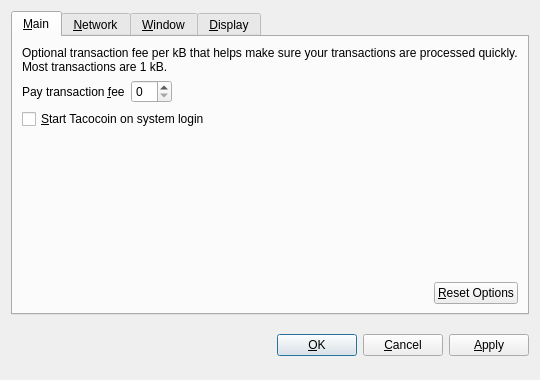
Old version of the form src/qt/forms/optionsdialog.ui in the repository ohathar/easysend.
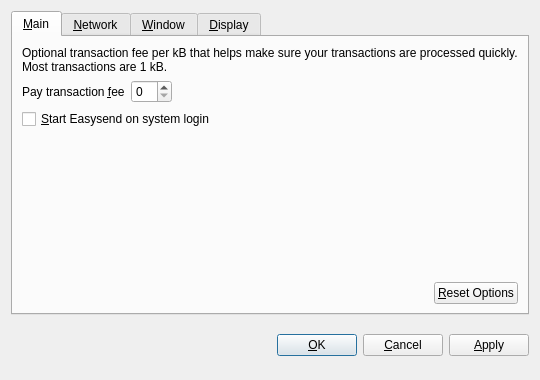
New version of the form. Custom widgets are drawn as their Qt base class.

The edit to the form file:
```diff
--- a/src/qt/forms/optionsdialog.ui
+++ b/src/qt/forms/optionsdialog.ui
@@ -82,7 +82,7 @@
           <string>Automatically start Tacocoin after logging in to the system.</string>
          </property>
          <property name="text">
-          <string>&amp;Start Tacocoin on system login</string>
+          <string>&amp;Start Easysend on system login</string>
          </property>
         </widget>
        </item>
```
Left out of the diff: 10 changed lines with no effect on the pictures.
